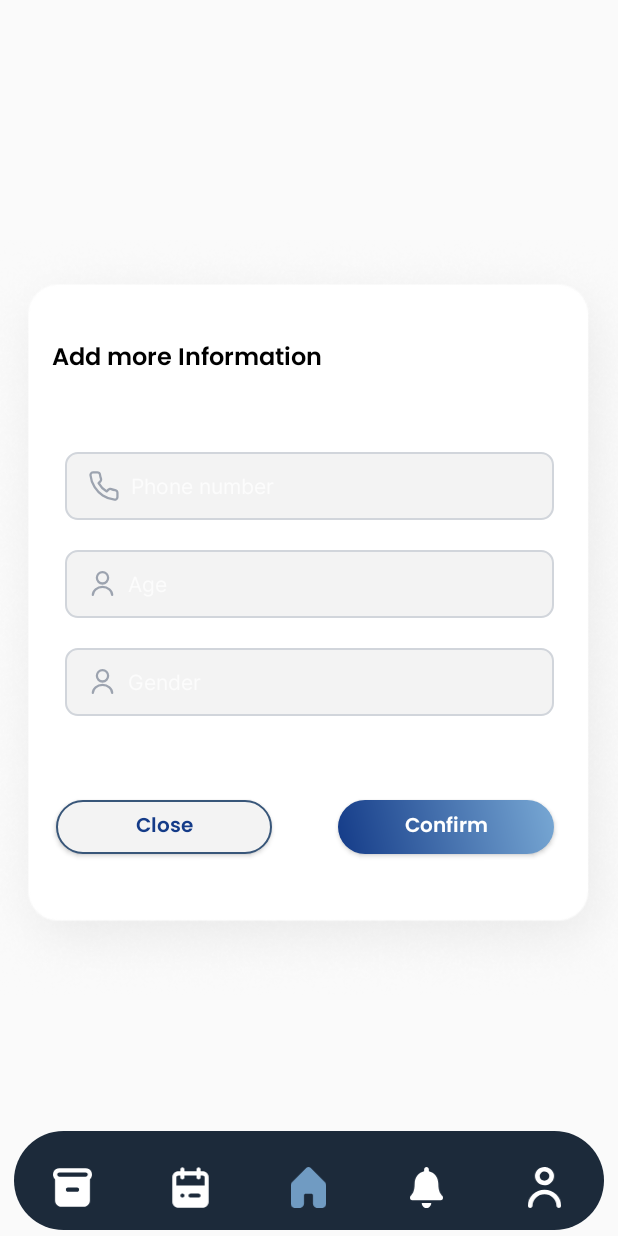
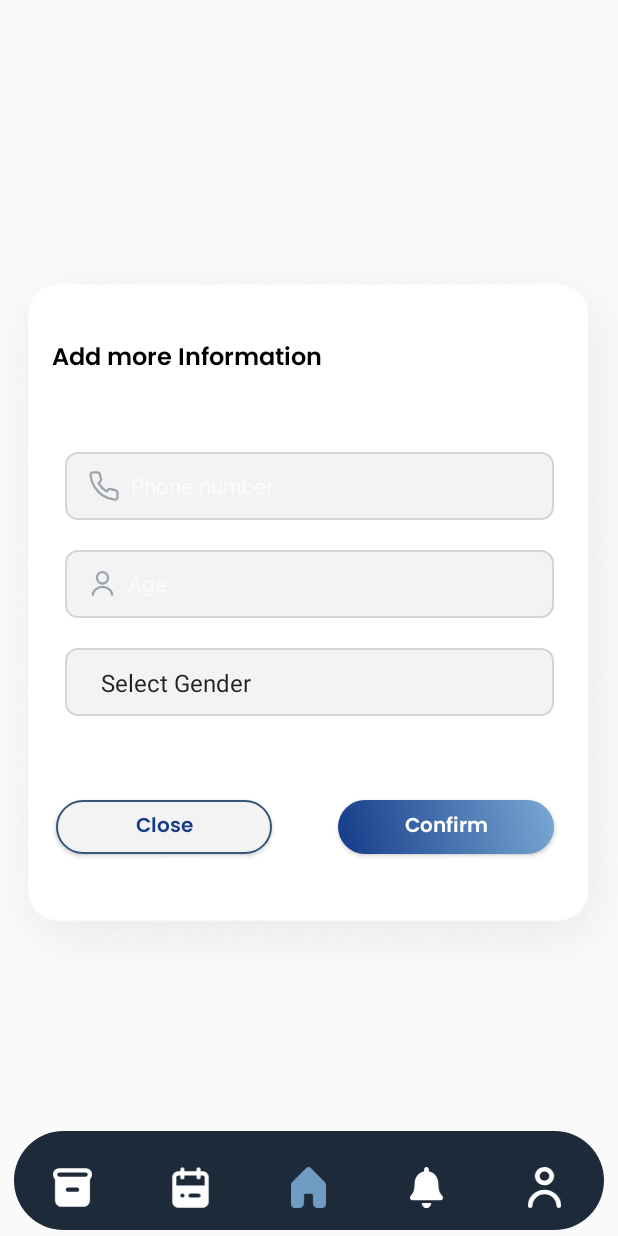
Before and after one commit to itillushka/Vaccination-App, an Android app: the fragment AddMoreInfoDialogFragment placed in its activity, on a phone screen of 412 x 824 dp. Run offline under Robolectric (Android 15) with nearby library versions, the light colour scheme and no system bars; our stand-ins replace Firebase (no records; nobody signed in at launch, a user with empty details on screens opened directly), navigation-ui.

Commit message:
DB update

```diff
--- a/app/src/main/java/com/example/vaccinationmanagerapp/fragments/ProfileFragment.kt
+++ b/app/src/main/java/com/example/vaccinationmanagerapp/fragments/ProfileFragment.kt
@@ -1,14 +1,27 @@
 package com.example.vaccinationmanagerapp.fragments
 
+import android.graphics.Color
 import android.os.Bundle
 import android.view.LayoutInflater
 import android.view.View
 import android.view.ViewGroup
+import android.widget.ArrayAdapter
 import android.widget.Button
+import android.widget.EditText
 import android.widget.ImageView
+import android.widget.Spinner
 import androidx.fragment.app.DialogFragment
 import androidx.fragment.app.Fragment
 import com.example.vaccinationmanagerapp.R
+import com.example.vaccinationmanagerapp.mySQLDatabase.DBconnection
+import com.example.vaccinationmanagerapp.mySQLDatabase.users.Users
+import com.example.vaccinationmanagerapp.mySQLDatabase.users.UsersDBQueries
+import com.example.vaccinationmanagerapp.mySQLDatabase.users.gender
+import com.google.firebase.auth.FirebaseAuth
+import kotlinx.coroutines.Dispatchers
+import kotlinx.coroutines.launch
+import kotlinx.coroutines.runBlocking
+import kotlinx.coroutines.withContext
 
 class ProfileFragment : Fragment() {
 
@@ -117,7 +130,7 @@ class ChangePasswordDialogFragment : DialogFragment() {
     }
 
     companion object {
-        fun newInstance() = SupportDialogFragment()
+        fun newInstance() = ChangePasswordDialogFragment()
     }
 }
 
@@ -139,17 +152,87 @@ class AddMoreInfoDialogFragment : DialogFragment() {
     override fun onViewCreated(view: View, savedInstanceState: Bundle?) {
         super.onViewCreated(view, savedInstanceState)
 
-        // Get the close button from the popup view
-        val closeButton = view.findViewById<Button>(R.id.buttonCloseAddInfoPopup)
+        // Get the spinner from the popup view
+        val spinnerGender = view.findViewById<Spinner>(R.id.spinnerGender)
 
-        // Set an OnClickListener for the close button
-        closeButton.setOnClickListener {
-            // Dismiss the popup window when the close button is clicked
-            dismiss()
+        // Get the fields from the popup view
+        val editTextAddInfoPhone = view.findViewById<EditText>(R.id.editTextAddInfoPhone)
+        val editTextAddInfoAge = view.findViewById<EditText>(R.id.editTextAddInfoAge)
+        // Get the confirm button from the popup view
+        val buttonConfirm = view.findViewById<Button>(R.id.buttonConfirmAddInfoPopup)
+
+        // Create an ArrayAdapter using the string array and a default spinner layout
+        ArrayAdapter.createFromResource(
+            requireContext(),
+            R.array.gender_array,
+            android.R.layout.simple_spinner_item
+        ).also { adapter ->
+            // Specify the layout to use when the list of choices appears
+            adapter.setDropDownViewResource(android.R.layout.simple_spinner_dropdown_item)
+            // Apply the adapter to the spinner
+            spinnerGender.adapter = adapter
+        }
+        spinnerGender.setSelection(0)
+
+
+        // Set an OnClickListener for the confirm button
+        buttonConfirm.setOnClickListener {
+            // Reset the backgrounds
+            editTextAddInfoPhone.setBackgroundResource(R.drawable.fancy_edittext)
+            editTextAddInfoAge.setBackgroundResource(R.drawable.fancy_edittext)
+            spinnerGender.setBackgroundColor(R.drawable.fancy_edittext)
+
+            // Check if any of the fields are empty
+            if (editTextAddInfoPhone.text.toString().isEmpty()) {
+                editTextAddInfoPhone.setBackgroundResource(R.drawable.fancy_red_edittext)
+            }
+            if (editTextAddInfoAge.text.toString().isEmpty()) {
+                editTextAddInfoAge.setBackgroundResource(R.drawable.fancy_red_edittext)
+            }
+            if (spinnerGender.selectedItemPosition == 0) {
+                spinnerGender.setBackgroundResource(R.drawable.fancy_red_edittext)
+            }
+            // If all fields are filled, insert the user info into the database
+            if (editTextAddInfoPhone.text.toString()
+                    .isNotEmpty() && editTextAddInfoAge.text.toString()
+                    .isNotEmpty() && spinnerGender.selectedItemPosition != 0
+            ) {
+                runBlocking { launch(Dispatchers.IO) {
+                    updateAddInfoUser(
+                        editTextAddInfoPhone.text.toString(),
+                        editTextAddInfoAge.text.toString(),
+                        spinnerGender.selectedItem.toString()
+                    )
+                }
+                }
+            }
+
+
+        }
+    }
+    suspend fun updateAddInfoUser(phone_number : String, age: String, userGender: String){
+        withContext(Dispatchers.IO) {
+            // Getting connection using DBConnection class
+            val connection = DBconnection.getConnection()
+            val dbQueries = UsersDBQueries(connection)
+
+            val firebaseAuth = FirebaseAuth.getInstance()
+            val firebaseUser = firebaseAuth.currentUser
+            var firebaseUserId : String = ""
+
+            if (firebaseUser != null) {
+                firebaseUserId = firebaseUser.uid
+            }
+
+            val userGender = gender.valueOf(userGender)
+            // Inserting the new user into the database
+            dbQueries.updateUser(phone_number, age.toInt(), userGender, firebaseUserId)
+
+            connection.close() // Closing the database connection
         }
     }
 
     companion object {
-        fun newInstance() = SupportDialogFragment()
+        fun newInstance() = AddMoreInfoDialogFragment()
     }
 }
--- a/app/src/main/java/com/example/vaccinationmanagerapp/mySQLDatabase/users/UsersDAO.kt
+++ b/app/src/main/java/com/example/vaccinationmanagerapp/mySQLDatabase/users/UsersDAO.kt
@@ -3,4 +3,5 @@ package com.example.vaccinationmanagerapp.mySQLDatabase.users
 interface UsersDAO {
     fun insertUser(user: Users): Boolean
     fun insertRegisterUser(user: Users): Boolean
+    fun updateUser(phone_number: String, age: Int, gender: gender, firebase_user_id : String): Boolean
 }
--- /dev/null
+++ b/app/src/main/res/drawable/fancy_red_edittext.xml
@@ -0,0 +1,10 @@
+<?xml version="1.0" encoding="utf-8"?>
+<shape xmlns:android="http://schemas.android.com/apk/res/android"
+    android:shape="rectangle">
+
+    <solid android:color="@color/red_bg"/>
+    <stroke android:width="1dp" android:color="@color/red"/>
+    <corners android:radius="8dp"/>
+
+
+</shape>
--- a/app/src/main/res/layout/add_more_info_layout.xml
+++ b/app/src/main/res/layout/add_more_info_layout.xml
@@ -72,22 +72,17 @@
         app:layout_constraintStart_toStartOf="@+id/editTextAddInfoPhone"
         app:layout_constraintTop_toBottomOf="@+id/editTextAddInfoPhone" />
 
-    <EditText
-        android:id="@+id/editTextAddInfoGender"
+    <Spinner
+        android:id="@+id/spinnerGender"
         android:layout_width="326dp"
         android:layout_height="45dp"
         android:layout_marginTop="20dp"
         android:background="@drawable/fancy_edittext"
-        android:drawableStart="@drawable/user_register_icon"
-        android:drawablePadding="8dp"
-        android:ems="10"
         android:fontFamily="@font/inter_regular"
         android:paddingHorizontal="16dp"
         android:paddingVertical="12dp"
         android:textColor="@color/text_gray"
-        android:textSize="14dp"
-        android:hint="Gender"
-        android:inputType="text"
+        android:textSize="14sp"
         app:layout_constraintEnd_toEndOf="@+id/editTextAddInfoAge"
         app:layout_constraintStart_toStartOf="@+id/editTextAddInfoAge"
         app:layout_constraintTop_toBottomOf="@+id/editTextAddInfoAge" />
@@ -122,7 +117,7 @@
         app:layout_constraintEnd_toEndOf="parent"
         app:layout_constraintHorizontal_bias="0.842"
         app:layout_constraintStart_toStartOf="parent"
-        app:layout_constraintTop_toBottomOf="@+id/editTextAddInfoGender" />
+        app:layout_constraintTop_toBottomOf="@+id/spinnerGender" />
 
     <TextView
         android:id="@+id/textViewStatic22"
--- a/app/src/main/res/values/colors.xml
+++ b/app/src/main/res/values/colors.xml
@@ -9,6 +9,7 @@
     <color name="white">#FFFFFFFF</color>
     <color name="white_page">#F3F3F3</color>
     <color name="red">#ED3443</color>
+    <color name="red_bg">#fff1ef</color>
     <color name="green">#219E42</color>
     <color name="yellow">#E59500</color>
     <color name="text_gray">#6B7280</color>
--- a/app/src/main/res/values/strings.xml
+++ b/app/src/main/res/values/strings.xml
@@ -3,4 +3,10 @@
     <string name="default_web_client_id">957454608712-iun0vo5e2rv3tj4lslptju3fnaknalc7.apps.googleusercontent.com</string>
     <!-- TODO: Remove or change this placeholder text -->
     <string name="hello_blank_fragment">Hello blank fragment</string>
+    <string-array name="gender_array">
+        <item>Select Gender</item>
+        <item>Male</item>
+        <item>Female</item>
+        <item>Other</item>
+    </string-array>
 </resources>
```
Also changed, not shown: app/src/main/java/com/example/vaccinationmanagerapp/mySQLDatabase/users/UsersDBQueries.kt (+17 -0 lines).
